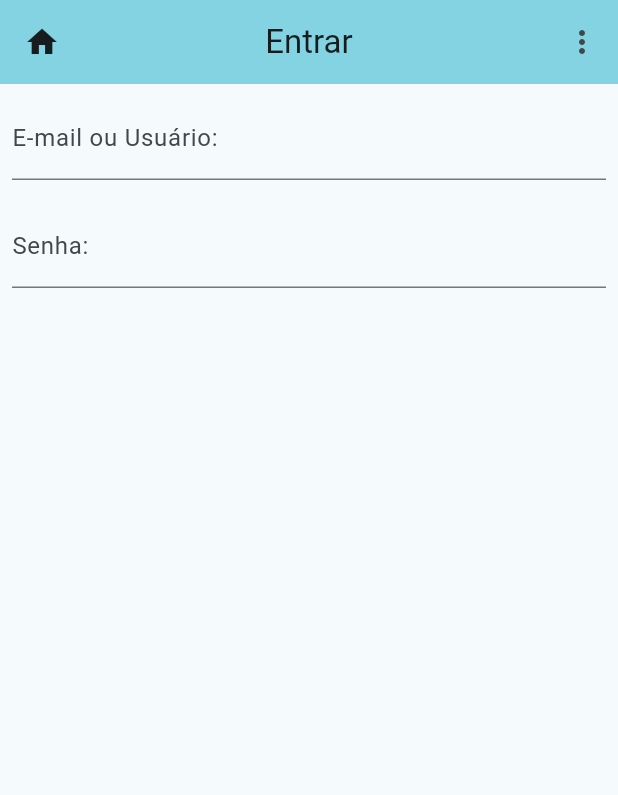
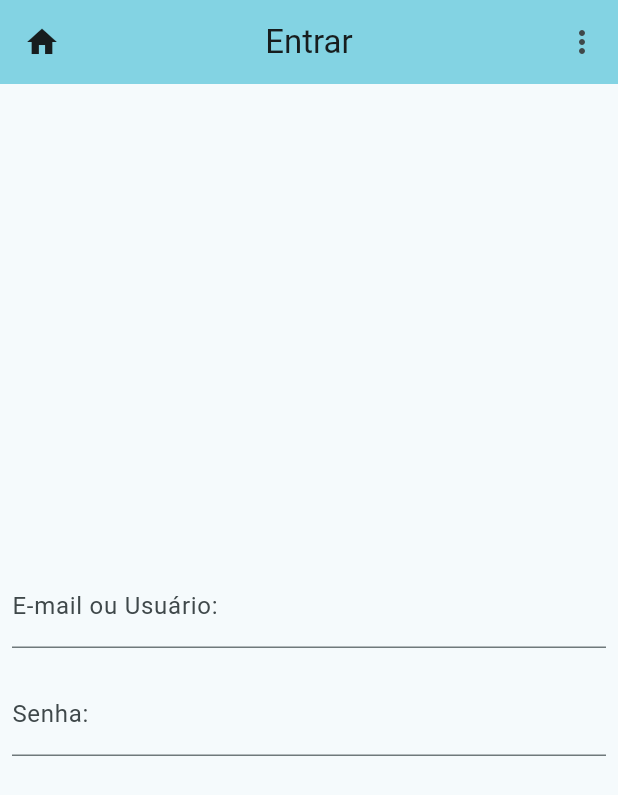
Before and after one commit to paulatalim/Iris, a Flutter app: the screen it shows after launch, after a tap on the "login" icon, on a phone screen of 412 x 824 dp. Shown: the top 795 px of the screen. Run offline on Flutter 3.47's test engine with Material 2 defaults, Android fonts, the light colour scheme and no system bars.

Commit message:
Pequeno update na estética
Texto agora desaparece no setor senha e a caixa de texto está mais baixa para acomodar uma logo do app

```diff
--- a/lib/loginmain.dart
+++ b/lib/loginmain.dart
@@ -27,6 +27,7 @@ class UserLogin extends StatefulWidget {
 
 class _UserLogin extends State<UserLogin> {
 
+  @override
   Widget build(BuildContext context) {
     return Scaffold (
       appBar: AppBar(
@@ -34,7 +35,7 @@ class _UserLogin extends State<UserLogin> {
         title: Text(widget.title),
         centerTitle: true,
         leading: IconButton(
-          icon: Icon(Icons.home),
+          icon: const Icon(Icons.home),
           onPressed: () {
             Navigator.push(
               context,
@@ -45,12 +46,13 @@ class _UserLogin extends State<UserLogin> {
         actions: [
           IconButton(
             onPressed: () {},
-            icon: Icon(Icons.more_vert),
+            icon: const Icon(Icons.more_vert),
           ),
         ],
       ),
       body: Column(
-          crossAxisAlignment: CrossAxisAlignment.center ,
+        mainAxisAlignment: MainAxisAlignment.center,
+        crossAxisAlignment: CrossAxisAlignment.center,
         children: <Widget>[
           Padding(
             padding: const EdgeInsets.symmetric(horizontal: 8, vertical: 8),
@@ -66,6 +68,7 @@ class _UserLogin extends State<UserLogin> {
           Padding(
             padding: const EdgeInsets.symmetric(horizontal: 8, vertical: 8),
             child: TextFormField(
+              obscureText: true,
               decoration: const InputDecoration(
                 border: UnderlineInputBorder(),
                 labelText: 'Senha:',
--- a/lib/main.dart
+++ b/lib/main.dart
@@ -95,7 +95,7 @@ class _MyHomePageState extends State<MyHomePage> {
               CupertinoPageRoute(builder: (context) => const TelaLogin()),
             );
           },
-          icon: Icon(Icons.login)
+          icon: const Icon(Icons.login)
           ,)
         ],
       ),
```
Lines whose indentation alone changed are shown as unchanged.
